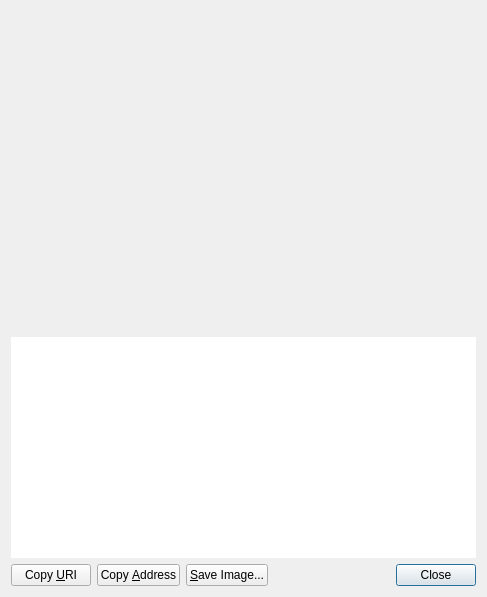
This is src/qt/forms/receiverequestdialog.ui in Pricecoin/PricecoinX as Qt 5 draws it before an edit. The edited form follows.
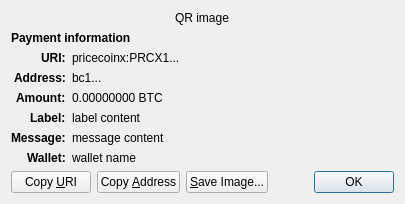
This is the edited form. Custom widgets are drawn as their Qt base class.

What changed in the file:
```diff
--- a/src/qt/forms/receiverequestdialog.ui
+++ b/src/qt/forms/receiverequestdialog.ui
@@ -6,60 +6,158 @@
    <rect>
     <x>0</x>
     <y>0</y>
-    <width>487</width>
-    <height>597</height>
+    <width>413</width>
+    <height>229</height>
    </rect>
   </property>
-  <layout class="QVBoxLayout" name="verticalLayout_3">
-   <item>
-    <widget class="QRImageWidget" name="lblQRCode">
-     <property name="sizePolicy">
-      <sizepolicy hsizetype="Expanding" vsizetype="Fixed">
-       <horstretch>0</horstretch>
-       <verstretch>0</verstretch>
-      </sizepolicy>
+  <property name="windowTitle">
+   <string>Request payment to ...</string>
+  </property>
+  <layout class="QGridLayout" name="gridLayout" columnstretch="0,1">
+   <property name="sizeConstraint">
+    <enum>QLayout::SetFixedSize</enum>
+   </property>
+   <item row="0" column="0" colspan="2" alignment="Qt::AlignHCenter">
+    <widget class="QRImageWidget" name="qr_code">
+     <property name="text">
+      <string notr="true">QR image</string>
      </property>
-     <property name="minimumSize">
-      <size>
-       <width>300</width>
-       <height>320</height>
-      </size>
+     <property name="textInteractionFlags">
+      <set>Qt::NoTextInteraction</set>
      </property>
-     <property name="toolTip">
-      <string>QR Code</string>
+    </widget>
+   </item>
+   <item row="1" column="0" colspan="2">
+    <widget class="QLabel" name="payment_header">
+     <property name="font">
+      <font>
+       <weight>75</weight>
+       <bold>true</bold>
+      </font>
      </property>
+     <property name="text">
+      <string>Payment information</string>
+     </property>
+     <property name="textInteractionFlags">
+      <set>Qt::NoTextInteraction</set>
+     </property>
+    </widget>
+   </item>
+   <item row="2" column="0" alignment="Qt::AlignRight|Qt::AlignTop">
+    <widget class="QLabel" name="uri_tag">
+     <property name="font">
+      <font>
+       <weight>75</weight>
+       <bold>true</bold>
+      </font>
+     </property>
+     <property name="text">
+      <string notr="true">URI:</string>
+     </property>
      <property name="textFormat">
       <enum>Qt::PlainText</enum>
      </property>
-     <property name="alignment">
-      <set>Qt::AlignCenter</set>
+     <property name="textInteractionFlags">
+      <set>Qt::NoTextInteraction</set>
      </property>
+    </widget>
+   </item>
+   <item row="2" column="1" alignment="Qt::AlignTop">
+    <widget class="QLabel" name="uri_content">
+     <property name="text">
+      <string notr="true">pricecoinx:PRCX1...</string>
+     </property>
+     <property name="textFormat">
+      <enum>Qt::RichText</enum>
+     </property>
      <property name="wordWrap">
       <bool>true</bool>
      </property>
     </widget>
    </item>
-   <item>
-    <widget class="QTextEdit" name="outUri">
-     <property name="sizePolicy">
-      <sizepolicy hsizetype="Expanding" vsizetype="Expanding">
-       <horstretch>0</horstretch>
-       <verstretch>0</verstretch>
-      </sizepolicy>
+   <item row="3" column="0" alignment="Qt::AlignRight|Qt::AlignTop">
+    <widget class="QLabel" name="address_tag">
+     <property name="font">
+      <font>
+       <weight>75</weight>
+       <bold>true</bold>
+      </font>
      </property>
-     <property name="minimumSize">
-      <size>
-       <width>0</width>
-       <height>50</height>
-      </size>
+     <property name="text">
+      <string>Address:</string>
      </property>
-     <property name="frameShape">
-      <enum>QFrame::NoFrame</enum>
+     <property name="textInteractionFlags">
+      <set>Qt::NoTextInteraction</set>
      </property>
-     <property name="frameShadow">
-      <enum>QFrame::Plain</enum>
+    </widget>
+   </item>
+   <item row="3" column="1" alignment="Qt::AlignTop">
+    <widget class="QLabel" name="address_content">
+     <property name="text">
+      <string notr="true">bc1...</string>
      </property>
-     <property name="tabChangesFocus">
+     <property name="textFormat">
+      <enum>Qt::PlainText</enum>
+     </property>
+     <property name="textInteractionFlags">
+      <set>Qt::TextSelectableByMouse</set>
+     </property>
+    </widget>
+   </item>
+   <item row="4" column="0" alignment="Qt::AlignRight|Qt::AlignTop">
+    <widget class="QLabel" name="amount_tag">
+     <property name="font">
+      <font>
+       <weight>75</weight>
+       <bold>true</bold>
+      </font>
+     </property>
+     <property name="text">
+      <string>Amount:</string>
+     </property>
+     <property name="textInteractionFlags">
+      <set>Qt::NoTextInteraction</set>
+     </property>
+    </widget>
+   </item>
+   <item row="4" column="1" alignment="Qt::AlignTop">
+    <widget class="QLabel" name="amount_content">
+     <property name="text">
+      <string notr="true">0.00000000 BTC</string>
+     </property>
+     <property name="textFormat">
+      <enum>Qt::PlainText</enum>
+     </property>
+     <property name="textInteractionFlags">
+      <set>Qt::TextSelectableByMouse</set>
+     </property>
+    </widget>
+   </item>
+   <item row="5" column="0" alignment="Qt::AlignRight|Qt::AlignTop">
+    <widget class="QLabel" name="label_tag">
+     <property name="font">
+      <font>
+       <weight>75</weight>
+       <bold>true</bold>
+      </font>
+     </property>
+     <property name="text">
+      <string>Label:</string>
+     </property>
+     <property name="textInteractionFlags">
+      <set>Qt::NoTextInteraction</set>
+     </property>
+    </widget>
+   </item>
+   <item row="5" column="1" alignment="Qt::AlignTop">
+    <widget class="QLabel" name="label_content">
+     <property name="text">
+      <string notr="true">label content</string>
+     </property>
+     <property name="textFormat">
+      <enum>Qt::PlainText</enum>
+     </property>
+     <property name="wordWrap">
       <bool>true</bool>
      </property>
      <property name="textInteractionFlags">
@@ -67,7 +165,71 @@
      </property>
     </widget>
    </item>
-   <item>
+   <item row="6" column="0" alignment="Qt::AlignRight|Qt::AlignTop">
+    <widget class="QLabel" name="message_tag">
+     <property name="font">
+      <font>
+       <weight>75</weight>
+       <bold>true</bold>
+      </font>
+     </property>
+     <property name="text">
+      <string>Message:</string>
+     </property>
+     <property name="textInteractionFlags">
+      <set>Qt::NoTextInteraction</set>
+     </property>
+    </widget>
+   </item>
+   <item row="6" column="1" alignment="Qt::AlignTop">
+    <widget class="QLabel" name="message_content">
+     <property name="text">
+      <string notr="true">message content</string>
+     </property>
+     <property name="textFormat">
+      <enum>Qt::PlainText</enum>
+     </property>
+     <property name="wordWrap">
+      <bool>true</bool>
+     </property>
+     <property name="textInteractionFlags">
+      <set>Qt::TextSelectableByMouse</set>
+     </property>
+    </widget>
+   </item>
+   <item row="7" column="0" alignment="Qt::AlignRight|Qt::AlignTop">
+    <widget class="QLabel" name="wallet_tag">
+     <property name="font">
+      <font>
+       <weight>75</weight>
+       <bold>true</bold>
+      </font>
+     </property>
+     <property name="text">
+      <string>Wallet:</string>
+     </property>
+     <property name="textInteractionFlags">
+      <set>Qt::NoTextInteraction</set>
+     </property>
+    </widget>
+   </item>
+   <item row="7" column="1" alignment="Qt::AlignTop">
+    <widget class="QLabel" name="wallet_content">
+     <property name="text">
+      <string notr="true">wallet name</string>
+     </property>
+     <property name="textFormat">
+      <enum>Qt::PlainText</enum>
+     </property>
+     <property name="wordWrap">
+      <bool>true</bool>
+     </property>
+     <property name="textInteractionFlags">
+      <set>Qt::TextSelectableByMouse</set>
+     </property>
+    </widget>
+   </item>
+   <item row="8" column="0" colspan="2">
     <layout class="QHBoxLayout" name="horizontalLayout">
      <item>
       <widget class="QPushButton" name="btnCopyURI">
@@ -115,7 +277,7 @@
      <item>
       <widget class="QDialogButtonBox" name="buttonBox">
        <property name="standardButtons">
-        <set>QDialogButtonBox::Close</set>
+        <set>QDialogButtonBox::Ok</set>
        </property>
       </widget>
      </item>
```
Left out of the diff: 40 changed lines with no effect on the pictures.
